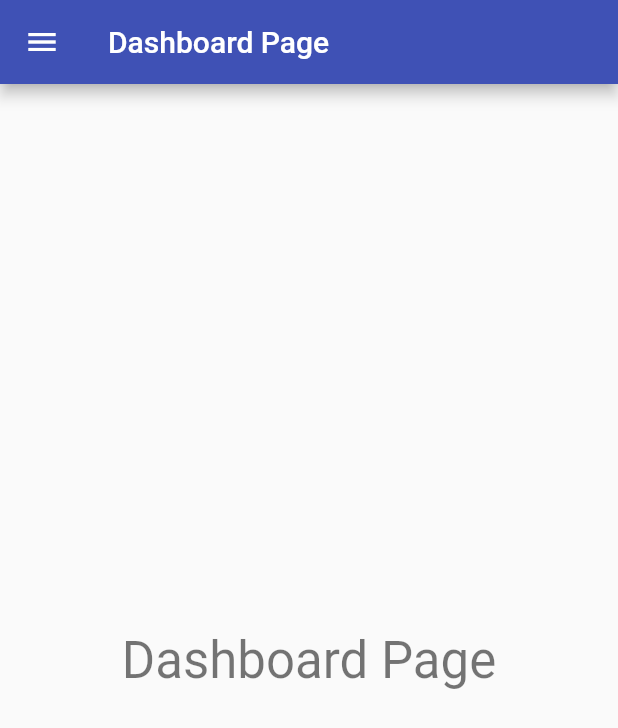
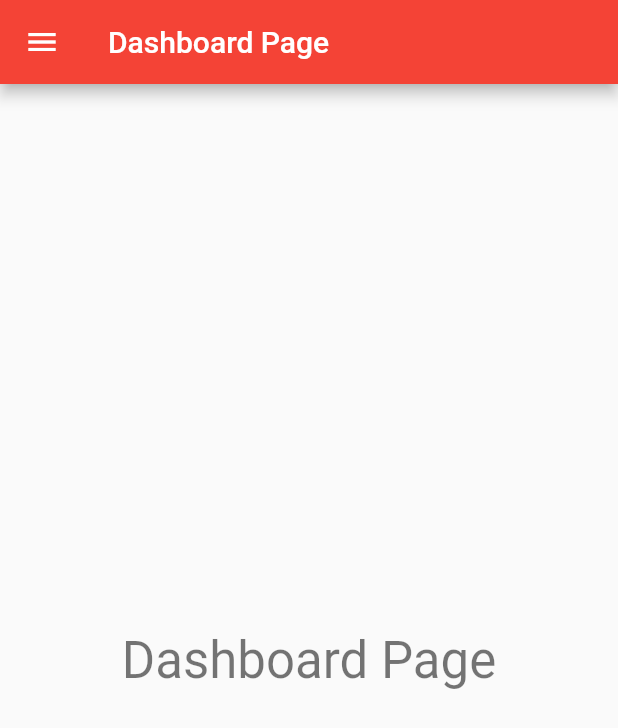
Before and after one commit to michaelandom/flutter_Mobile_and_web, a Flutter app: the screen it shows after launch, on a phone screen of 412 x 824 dp. Shown: the top 728 px of the screen. Run offline on Flutter 3.47's test engine with Material 2 defaults, Android fonts, the phone set to English and light mode, and no system bars; our stand-ins replace flutter_riverpod.

Commit message:
color change

```diff
--- a/lib/main.dart
+++ b/lib/main.dart
@@ -19,7 +19,7 @@ class MyApp extends ConsumerWidget {
         title: 'Flutter Demo',
         debugShowCheckedModeBanner: false,
         theme: ThemeData(
-          primarySwatch: Colors.indigo,
+          primarySwatch: Colors.red,
         ),
         home: SplitView(
           menu: AppMenu(),
```
